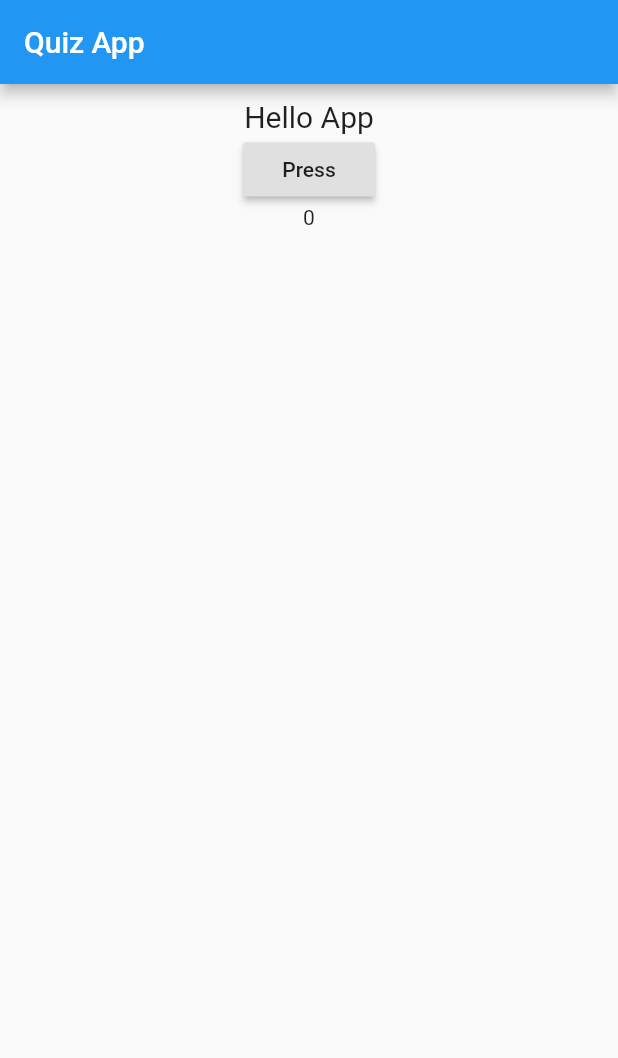
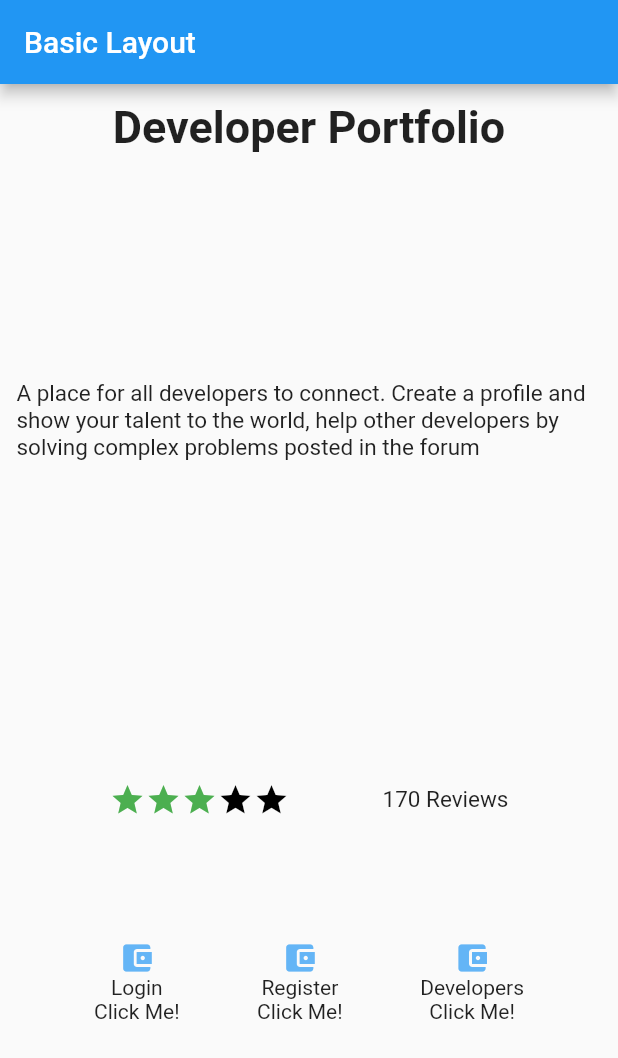
Before and after one commit to asonib/FlutterApps, a Flutter app: the screen it shows after launch, on a phone screen of 412 x 824 dp. Shown: the top 1058 px of the screen. Run offline on Flutter 3.47's test engine with Material 2 defaults, Android fonts, the phone set to English and light mode, and no system bars.

Commit message:
Basic Layout

```diff
--- a/Quiz/lib/main.dart
+++ b/Quiz/lib/main.dart
@@ -4,53 +4,118 @@ void main() {
   runApp(MyApp());
 }
 
-class MyApp extends StatefulWidget {
-  @override
-  State<StatefulWidget> createState() {
-    // TODO: implement createState
-    return MyAppState();
-  }
-}
-
-class MyAppState extends State<MyApp> {
-  int num = 0;
-  void _printAnswer() {
-    print('Button Pressed ' + num.toString());
-    setState(() {
-      num += 1;
-    });
-  }
-
+class MyApp extends StatelessWidget {
   // This widget is the root of your application.
+  var desc = Text(
+    'A place for all developers to connect. Create a profile and show your talent to the world, help other developers by solving complex problems posted in the forum',
+    style: TextStyle(
+      fontSize: 15,
+      fontFamily: 'Roboto',
+    ),
+  );
   @override
   Widget build(BuildContext context) {
     return MaterialApp(
         home: Scaffold(
       appBar: AppBar(
-          title: Text('Quiz App'),
+        title: Text(
+          'Basic Layout',
+        ),
       ),
       body: Container(
         width: double.infinity,
         margin: EdgeInsets.all(10),
+        padding: EdgeInsets.all(1),
         child: Column(
           children: <Widget>[
-              Text(
-                "Hello App",
-                style: TextStyle(fontSize: 20),
-                textAlign: TextAlign.center,
+            Expanded(
+              child: Text(
+                'Developer Portfolio',
+                style: TextStyle(fontSize: 30, fontWeight: FontWeight.bold),
               ),
-              RaisedButton(
-                child: Text('Press'),
-                onPressed: _printAnswer,
-                padding: EdgeInsets.all(5),
+            ),
+            Expanded(
+              child: desc,
+            ),
+            Expanded(
+              child: Row(
+                mainAxisAlignment: MainAxisAlignment.spaceEvenly,
+                children: <Widget>[
+                  Row(
+                    mainAxisSize: MainAxisSize.min,
+                    children: <Widget>[
+                      Icon(Icons.star, color: Colors.green[500]),
+                      Icon(Icons.star, color: Colors.green[500]),
+                      Icon(Icons.star, color: Colors.green[500]),
+                      Icon(Icons.star, color: Colors.black),
+                      Icon(Icons.star, color: Colors.black),
+                    ],
                   ),
                   Text(
-                num.toString(),
+                    '170 Reviews',
+                    style: TextStyle(fontSize: 15),
                   )
                 ],
               ),
             ),
+            Expanded(
+              child: Row(
+                mainAxisAlignment: MainAxisAlignment.spaceEvenly,
+                children: <Widget>[
+                  Container(
+                    child: Column(
+                      children: <Widget>[
+                        Icon(
+                          Icons.account_balance_wallet,
+                          color: Colors.blue[300],
                         ),
-    );
+                        Row(
+                          children: <Widget>[Text('Login')],
+                        ),
+                        Row(
+                          children: <Widget>[Text('Click Me!')],
+                        ),
+                      ],
+                    ),
+                  ),
+                  Container(
+                    child: Column(
+                      children: <Widget>[
+                        Icon(
+                          Icons.account_balance_wallet,
+                          color: Colors.blue[300],
+                        ),
+                        Row(
+                          children: <Widget>[Text('Register')],
+                        ),
+                        Row(
+                          children: <Widget>[Text('Click Me!')],
+                        ),
+                      ],
+                    ),
+                  ),
+                  Container(
+                    child: Column(
+                      children: <Widget>[
+                        Icon(
+                          Icons.account_balance_wallet,
+                          color: Colors.blue[300],
+                        ),
+                        Row(
+                          children: <Widget>[Text('Developers')],
+                        ),
+                        Row(
+                          children: <Widget>[Text('Click Me!')],
+                        ),
+                      ],
+                    ),
+                  )
+                ],
+              ),
+            )
+          ],
+        ),
+      ),
+    ));
   }
 }
```
Also changed, not shown: Layout/lib/main.dart (added, +117 -0 lines), Layout/pubspec.yaml (added, +76 -0 lines), Layout/pubspec.lock (added), 59 other files. Lines whose indentation alone changed are shown as unchanged.
